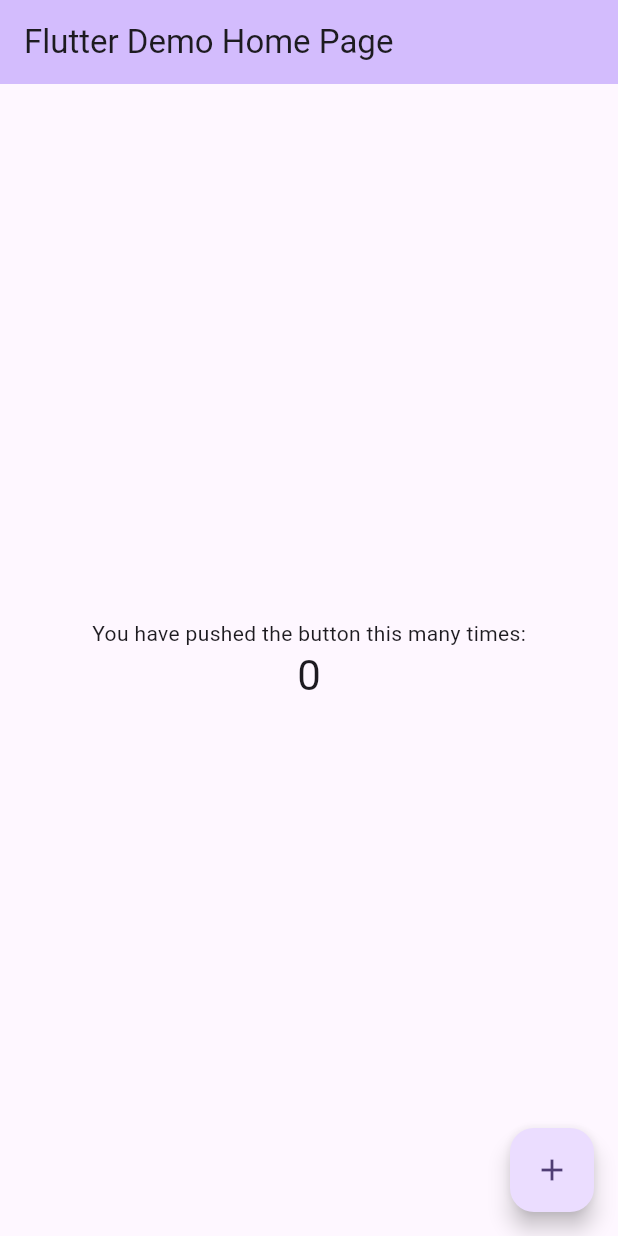
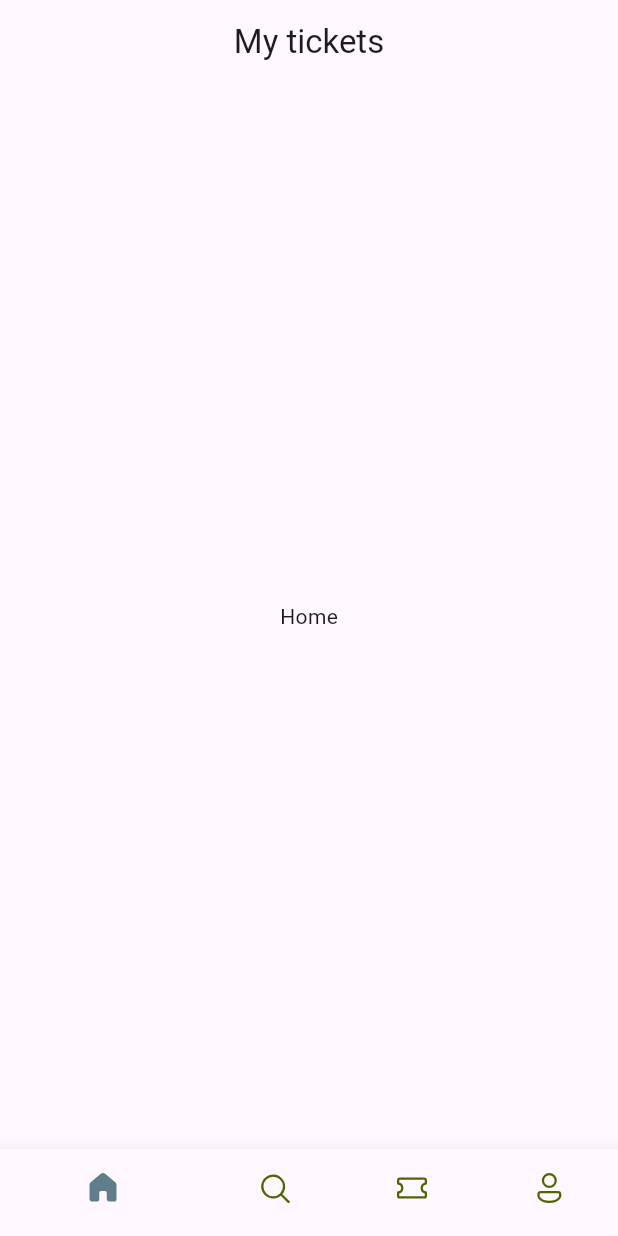
Before and after one commit to mickey-repo/ticket_app, a Flutter app: the screen it shows after launch, on a phone screen of 412 x 824 dp. Run offline on Flutter 3.47's test engine with Material 3 defaults, Android fonts, the phone set to English and light mode, and no system bars; our stand-ins replace fluentui_icons.

Commit message:
setup bottom navigation bar

```diff
--- /dev/null
+++ b/lib/base/bottom_nav_bar.dart
@@ -0,0 +1,69 @@
+import 'package:fluentui_icons/fluentui_icons.dart';
+import 'package:flutter/material.dart';
+
+class BottomNavBar extends StatefulWidget {
+  const BottomNavBar({super.key});
+
+  @override
+  State<BottomNavBar> createState() => _BottomNavBarState();
+}
+
+class _BottomNavBarState extends State<BottomNavBar> {
+  final appScreens = [
+    const Center(child: Text("Home")),
+    const Center(child: Text("Search")),
+    const Center(child: Text("Tickets")),
+    const Center(child: Text("Profile"))
+  ];
+
+  //change index for bootom nav bar
+  int _selectedIndex = 0;
+
+  void _onItemTapped(int index) {
+    setState(() {
+      _selectedIndex = index;
+    });
+  }
+
+  @override
+  Widget build(BuildContext context) {
+    return Scaffold(
+      appBar: AppBar(
+        title: const Center(child: Text("My tickets")),
+      ),
+      body: appScreens[_selectedIndex],
+      bottomNavigationBar: BottomNavigationBar(
+          currentIndex: _selectedIndex,
+          onTap: _onItemTapped,
+          selectedItemColor: Colors.blueGrey,
+          unselectedItemColor: const Color(0xFF526400),
+          showSelectedLabels: false,
+          items: const [
+            BottomNavigationBarItem(
+                icon: Icon(
+                  FluentSystemIcons.ic_fluent_home_regular,
+                ),
+                activeIcon: Icon(FluentSystemIcons.ic_fluent_home_filled),
+                label: "Home"),
+            BottomNavigationBarItem(
+                icon: Icon(
+                  FluentSystemIcons.ic_fluent_search_regular,
+                ),
+                activeIcon: Icon(FluentSystemIcons.ic_fluent_search_filled),
+                label: "Search"),
+            BottomNavigationBarItem(
+                icon: Icon(
+                  FluentSystemIcons.ic_fluent_ticket_regular,
+                ),
+                activeIcon: Icon(FluentSystemIcons.ic_fluent_ticket_filled),
+                label: "Tickets"),
+            BottomNavigationBarItem(
+                icon: Icon(
+                  FluentSystemIcons.ic_fluent_person_regular,
+                ),
+                activeIcon: Icon(FluentSystemIcons.ic_fluent_person_filled),
+                label: "Profile"),
+          ]),
+    );
+  }
+}
--- a/lib/main.dart
+++ b/lib/main.dart
@@ -1,4 +1,5 @@
 import 'package:flutter/material.dart';
+import 'package:ticket_app/base/bottom_nav_bar.dart';
 
 void main() {
   runApp(const MyApp());
@@ -7,119 +8,15 @@ void main() {
 class MyApp extends StatelessWidget {
   const MyApp({super.key});
 
-  // This widget is the root of your application.
   @override
   Widget build(BuildContext context) {
     return MaterialApp(
       title: 'Flutter Demo',
       theme: ThemeData(
-        // This is the theme of your application.
-        //
-        // TRY THIS: Try running your application with "flutter run". You'll see
-        // the application has a purple toolbar. Then, without quitting the app,
-        // try changing the seedColor in the colorScheme below to Colors.green
-        // and then invoke "hot reload" (save your changes or press the "hot
-        // reload" button in a Flutter-supported IDE, or press "r" if you used
-        // the command line to start the app).
-        //
-        // Notice that the counter didn't reset back to zero; the application
-        // state is not lost during the reload. To reset the state, use hot
-        // restart instead.
-        //
-        // This works for code too, not just values: Most code changes can be
-        // tested with just a hot reload.
         colorScheme: ColorScheme.fromSeed(seedColor: Colors.deepPurple),
         useMaterial3: true,
       ),
-      home: const MyHomePage(title: 'Flutter Demo Home Page'),
+      home: const BottomNavBar(),
     );
   }
 }
-
-class MyHomePage extends StatefulWidget {
-  const MyHomePage({super.key, required this.title});
-
-  // This widget is the home page of your application. It is stateful, meaning
-  // that it has a State object (defined below) that contains fields that affect
-  // how it looks.
-
-  // This class is the configuration for the state. It holds the values (in this
-  // case the title) provided by the parent (in this case the App widget) and
-  // used by the build method of the State. Fields in a Widget subclass are
-  // always marked "final".
-
-  final String title;
-
-  @override
-  State<MyHomePage> createState() => _MyHomePageState();
-}
-
-class _MyHomePageState extends State<MyHomePage> {
-  int _counter = 0;
-
-  void _incrementCounter() {
-    setState(() {
-      // This call to setState tells the Flutter framework that something has
-      // changed in this State, which causes it to rerun the build method below
-      // so that the display can reflect the updated values. If we changed
-      // _counter without calling setState(), then the build method would not be
-      // called again, and so nothing would appear to happen.
-      _counter++;
-    });
-  }
-
-  @override
-  Widget build(BuildContext context) {
-    // This method is rerun every time setState is called, for instance as done
-    // by the _incrementCounter method above.
-    //
-    // The Flutter framework has been optimized to make rerunning build methods
-    // fast, so that you can just rebuild anything that needs updating rather
-    // than having to individually change instances of widgets.
-    return Scaffold(
-      appBar: AppBar(
-        // TRY THIS: Try changing the color here to a specific color (to
-        // Colors.amber, perhaps?) and trigger a hot reload to see the AppBar
-        // change color while the other colors stay the same.
-        backgroundColor: Theme.of(context).colorScheme.inversePrimary,
-        // Here we take the value from the MyHomePage object that was created by
-        // the App.build method, and use it to set our appbar title.
-        title: Text(widget.title),
-      ),
-      body: Center(
-        // Center is a layout widget. It takes a single child and positions it
-        // in the middle of the parent.
-        child: Column(
-          // Column is also a layout widget. It takes a list of children and
-          // arranges them vertically. By default, it sizes itself to fit its
-          // children horizontally, and tries to be as tall as its parent.
-          //
-          // Column has various properties to control how it sizes itself and
-          // how it positions its children. Here we use mainAxisAlignment to
-          // center the children vertically; the main axis here is the vertical
-          // axis because Columns are vertical (the cross axis would be
-          // horizontal).
-          //
-          // TRY THIS: Invoke "debug painting" (choose the "Toggle Debug Paint"
-          // action in the IDE, or press "p" in the console), to see the
-          // wireframe for each widget.
-          mainAxisAlignment: MainAxisAlignment.center,
-          children: <Widget>[
-            const Text(
-              'You have pushed the button this many times:',
-            ),
-            Text(
-              '$_counter',
-              style: Theme.of(context).textTheme.headlineMedium,
-            ),
-          ],
-        ),
-      ),
-      floatingActionButton: FloatingActionButton(
-        onPressed: _incrementCounter,
-        tooltip: 'Increment',
-        child: const Icon(Icons.add),
-      ), // This trailing comma makes auto-formatting nicer for build methods.
-    );
-  }
-}
--- a/pubspec.yaml
+++ b/pubspec.yaml
@@ -35,6 +35,7 @@ dependencies:
   # The following adds the Cupertino Icons font to your application.
   # Use with the CupertinoIcons class for iOS style icons.
   cupertino_icons: ^1.0.8
+  fluentui_icons: ^1.0.0
 
 dev_dependencies:
   flutter_test:
```
Also changed, not shown: pubspec.lock.
